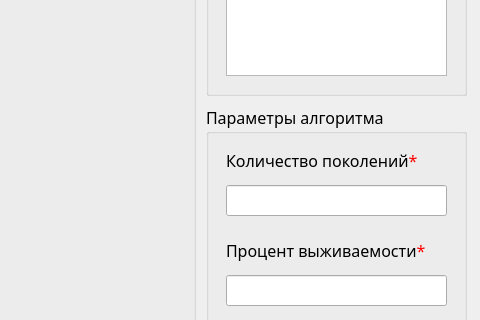
The window that GA-IS/GeneticAlgorithm/src/form.ui (MediamNoctem/University) describes before a commit, drawn with Qt 5; both pictures show x 414 to 894 and y 295 to 615 of the 894 by 912 pixel window.
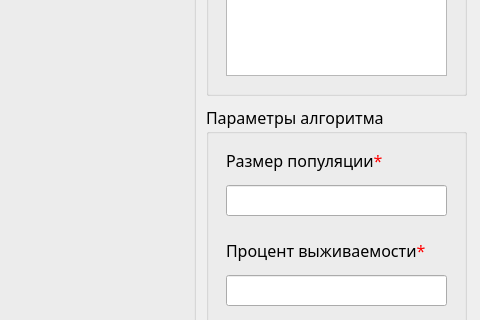
The same window after the commit.

What changed in the file:
```diff
--- a/GA-IS/GeneticAlgorithm/src/form.ui
+++ b/GA-IS/GeneticAlgorithm/src/form.ui
@@ -135,7 +135,7 @@
       </rect>
      </property>
      <property name="text">
-      <string>&lt;html&gt;&lt;head/&gt;&lt;body&gt;&lt;p&gt;Количество поколений&lt;span style=&quot; color:#ff0000;&quot;&gt;*&lt;/span&gt;&lt;/p&gt;&lt;/body&gt;&lt;/html&gt;</string>
+      <string>&lt;html&gt;&lt;head/&gt;&lt;body&gt;&lt;p&gt;Размер популяции&lt;span style=&quot; color:#ff0000;&quot;&gt;*&lt;/span&gt;&lt;/p&gt;&lt;/body&gt;&lt;/html&gt;</string>
      </property>
     </widget>
     <widget class="QLineEdit" name="lineEdit_1">
```
